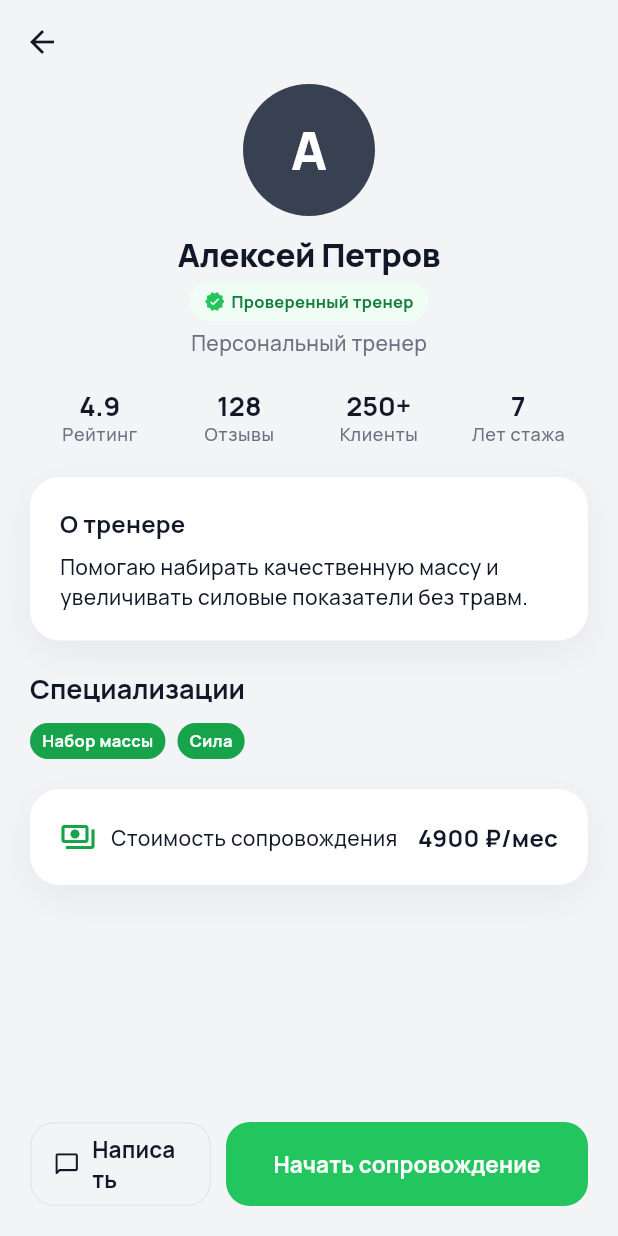
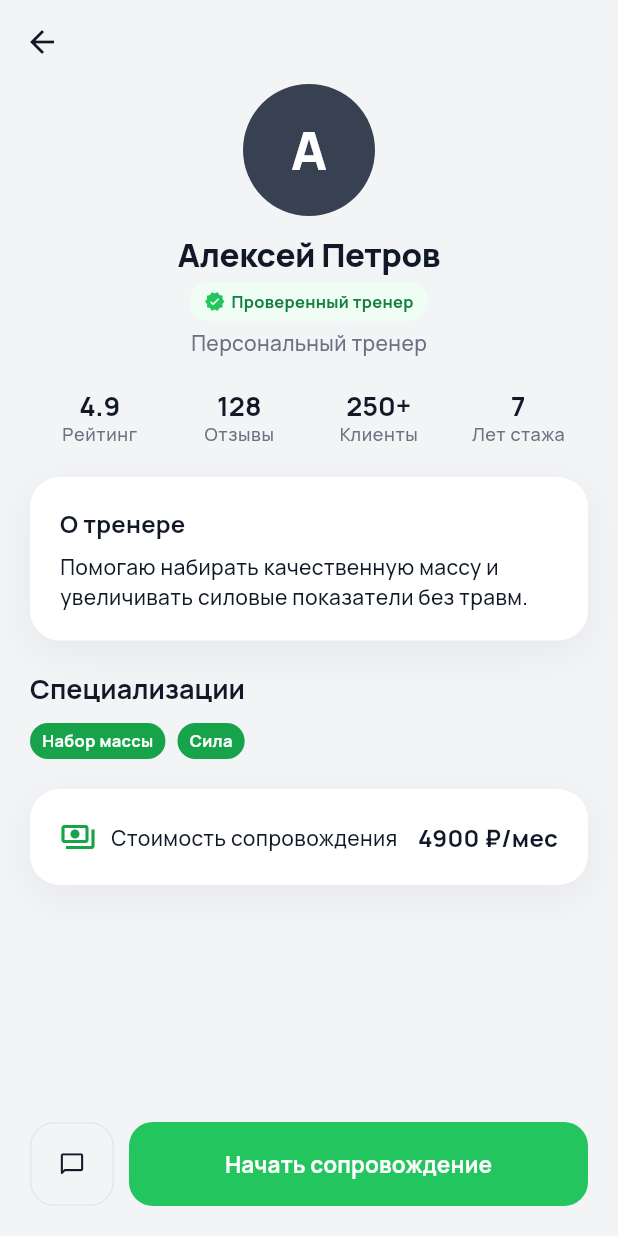
Before and after one commit to maikberi/Razvit.app, a Flutter app: the TrainerProfileScreen screen opened directly with empty values, on a phone screen of 412 x 824 dp. Run offline on Flutter 3.47's test engine with Material 3 defaults, Android fonts, the phone set to English and light mode, and no system bars; our stand-ins replace fl_chart, flutter_riverpod, go_router, google_fonts, table_calendar.

Commit message:
Fix chat button wrapping on trainer profile screen
The outlined "Написать" icon+label button wrapped onto two lines at
mobile width; replaced it with a fixed-size square icon button.

Co-Authored-By: Claude Sonnet 5 <noreply@anthropic.com>
Claude-Session: https://claude.ai/code/session_01E87ZnqcH9FajsDQt5UddY9

```diff
--- a/lib/features/trainer/presentation/trainer_profile_screen.dart
+++ b/lib/features/trainer/presentation/trainer_profile_screen.dart
@@ -71,12 +71,13 @@ class TrainerProfileScreen extends ConsumerWidget {
           padding: const EdgeInsets.all(AppSpacing.lg),
           child: Row(
             children: [
-              Expanded(
-                child: OutlinedButton.icon(
-                  onPressed: () => context.push('/chat/${trainer.id}'),
-                  icon: const Icon(Icons.chat_bubble_outline_rounded),
-                  label: const Text('Написать'),
+              OutlinedButton(
+                onPressed: () => context.push('/chat/${trainer.id}'),
+                style: OutlinedButton.styleFrom(
+                  minimumSize: const Size(56, 56),
+                  padding: EdgeInsets.zero,
                 ),
+                child: const Icon(Icons.chat_bubble_outline_rounded),
               ),
               const SizedBox(width: 10),
               Expanded(
```
